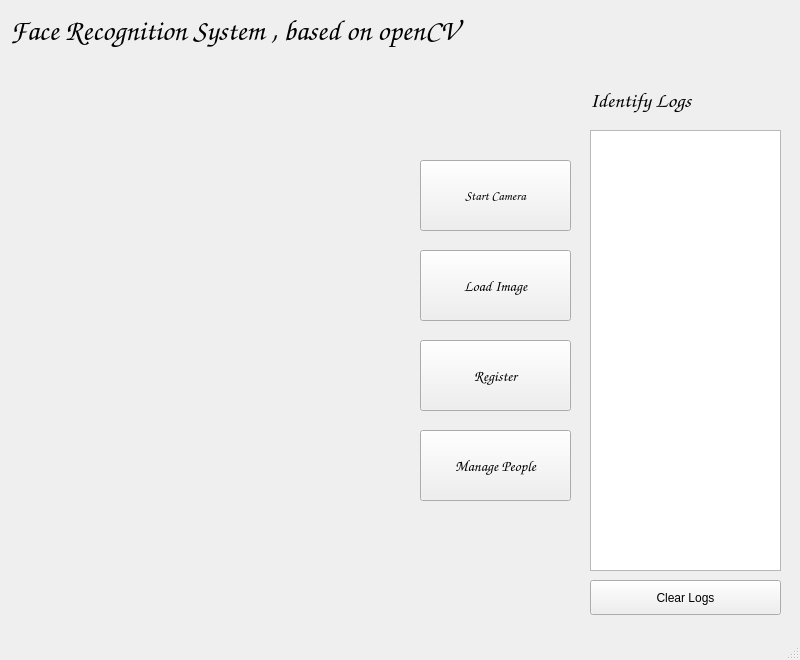
Old version of the form mainwindow.ui in the repository yqOffline/Face-Recognition-System-Based-On-openCV.
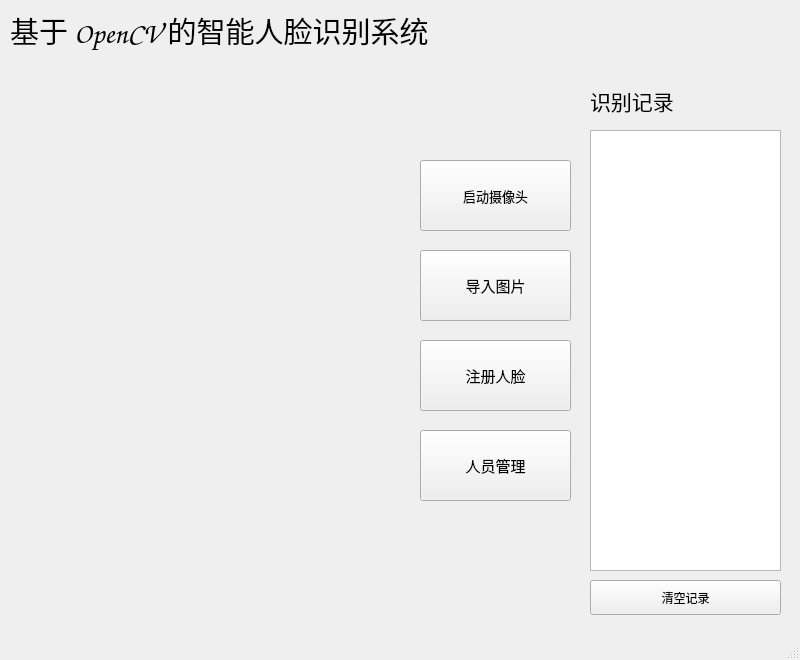
New version of the form.

Patch:
```diff
--- a/mainwindow.ui
+++ b/mainwindow.ui
@@ -43,7 +43,7 @@
      </font>
     </property>
     <property name="text">
-     <string>Start Camera</string>
+     <string>启动摄像头</string>
     </property>
    </widget>
    <widget class="QPushButton" name="btnLoadImage">
@@ -62,7 +62,7 @@
      </font>
     </property>
     <property name="text">
-     <string>Load Image</string>
+     <string>导入图片</string>
     </property>
    </widget>
    <widget class="QPushButton" name="btnRegister">
@@ -81,7 +81,7 @@
      </font>
     </property>
     <property name="text">
-     <string>Register</string>
+     <string>注册人脸</string>
     </property>
    </widget>
    <widget class="QPushButton" name="btnManageDB">
@@ -100,7 +100,7 @@
      </font>
     </property>
     <property name="text">
-     <string>Manage People</string>
+     <string>人员管理</string>
     </property>
    </widget>
    <widget class="QLabel" name="label_2">
@@ -119,7 +119,7 @@
      </font>
     </property>
     <property name="text">
-     <string>Identify Logs</string>
+     <string>识别记录</string>
     </property>
    </widget>
    <widget class="QListWidget" name="logList">
@@ -142,7 +142,7 @@
      </rect>
     </property>
     <property name="text">
-     <string>Clear Logs</string>
+     <string>清空记录</string>
     </property>
    </widget>
    <widget class="QLabel" name="label">
@@ -161,7 +161,7 @@
      </font>
     </property>
     <property name="text">
-     <string>Face Recognition System , based on openCV</string>
+     <string>基于 OpenCV 的智能人脸识别系统</string>
     </property>
    </widget>
   </widget>
```
Left out of the diff: 2 changed lines with no effect on the pictures.
